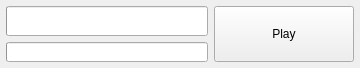
Above: ui/listview-download.ui from WarpshotCoH/sunrise-launcher before the change. Below: the same form after it.
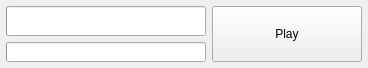
That is the form after the change.

Commit message: Increased play button size slightly

```diff
--- a/ui/listview-download.ui
+++ b/ui/listview-download.ui
@@ -102,7 +102,7 @@
      </property>
      <property name="minimumSize">
       <size>
-       <width>140</width>
+       <width>150</width>
        <height>56</height>
       </size>
      </property>
```
